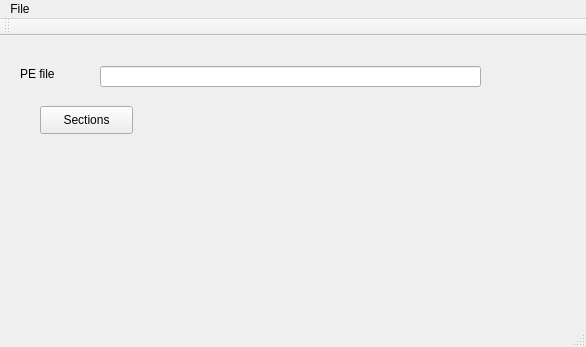
First picture: the form in CrossPE.ui, repository xxr0ss/CrossPE, before the edit.
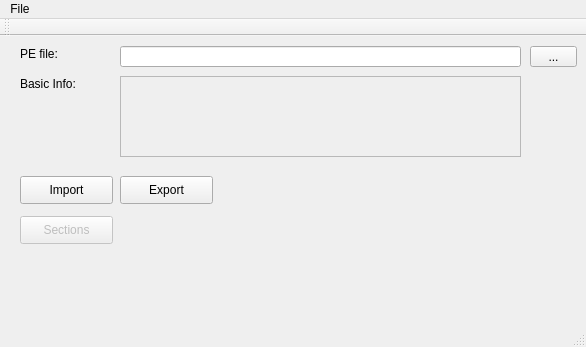
Second picture: the form after the edit.

Commit message: Add basic info board & Bug fix: not identifying 32-bit or 64-bit correctly

```diff
--- a/CrossPE.ui
+++ b/CrossPE.ui
@@ -21,12 +21,12 @@
   <widget class="QWidget" name="centralWidget">
    <widget class="QPushButton" name="btnOpenSectionView">
     <property name="enabled">
-     <bool>true</bool>
+     <bool>false</bool>
     </property>
     <property name="geometry">
      <rect>
-      <x>40</x>
-      <y>70</y>
+      <x>20</x>
+      <y>180</y>
       <width>93</width>
       <height>28</height>
      </rect>
@@ -38,9 +38,9 @@
    <widget class="QLineEdit" name="lineEditFileName">
     <property name="geometry">
      <rect>
-      <x>100</x>
-      <y>30</y>
-      <width>381</width>
+      <x>120</x>
+      <y>10</y>
+      <width>401</width>
       <height>21</height>
      </rect>
     </property>
@@ -52,13 +52,90 @@
     <property name="geometry">
      <rect>
       <x>20</x>
-      <y>30</y>
+      <y>10</y>
       <width>72</width>
       <height>15</height>
      </rect>
     </property>
     <property name="text">
-     <string>PE file</string>
+     <string>PE file:</string>
+    </property>
+   </widget>
+   <widget class="QToolButton" name="toolButton">
+    <property name="geometry">
+     <rect>
+      <x>530</x>
+      <y>10</y>
+      <width>47</width>
+      <height>21</height>
+     </rect>
+    </property>
+    <property name="text">
+     <string>...</string>
+    </property>
+   </widget>
+   <widget class="QPushButton" name="pushButton">
+    <property name="geometry">
+     <rect>
+      <x>20</x>
+      <y>140</y>
+      <width>93</width>
+      <height>28</height>
+     </rect>
+    </property>
+    <property name="text">
+     <string>Import</string>
+    </property>
+   </widget>
+   <widget class="QPushButton" name="pushButton_2">
+    <property name="geometry">
+     <rect>
+      <x>120</x>
+      <y>140</y>
+      <width>93</width>
+      <height>28</height>
+     </rect>
+    </property>
+    <property name="text">
+     <string>Export</string>
+    </property>
+   </widget>
+   <widget class="QLabel" name="label_2">
+    <property name="geometry">
+     <rect>
+      <x>20</x>
+      <y>40</y>
+      <width>72</width>
+      <height>15</height>
+     </rect>
+    </property>
+    <property name="text">
+     <string>Basic Info:</string>
+    </property>
+   </widget>
+   <widget class="QTextEdit" name="basicPEinfo">
+    <property name="enabled">
+     <bool>false</bool>
+    </property>
+    <property name="geometry">
+     <rect>
+      <x>120</x>
+      <y>40</y>
+      <width>401</width>
+      <height>81</height>
+     </rect>
+    </property>
+    <property name="font">
+     <font>
+      <family>Consolas</family>
+      <pointsize>9</pointsize>
+     </font>
+    </property>
+    <property name="readOnly">
+     <bool>true</bool>
+    </property>
+    <property name="acceptRichText">
+     <bool>true</bool>
     </property>
    </widget>
   </widget>
```
The commit also changes 5 other files.
